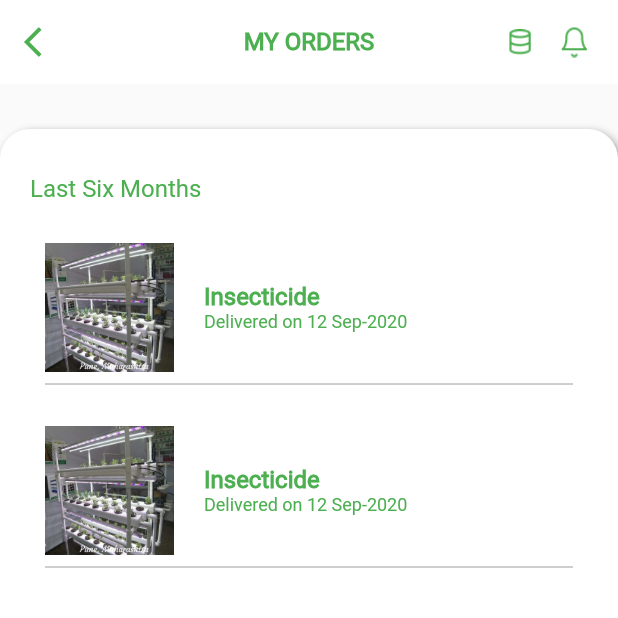
After one commit to growlah/grow_local_eat_local, a Flutter app: the MyOrders screen opened directly, on a phone screen of 412 x 824 dp, the top half of it. The commit adds this screen. Run offline on Flutter 3.47's test engine with Material 2 defaults, Android fonts, the phone set to English and light mode, and no system bars; drawn by our look-alikes of flutter_neumorphic; our stand-ins replace camera, chewie, firebase_auth, fluttertoast, image_picker, video_player; missing offline and left inert: arcore_flutter_plugin; accounts and stored records are empty; Roboto replaces fonts that are missing (RobotoRegular).

Commit message:
my orders implemented

```diff
--- a/lib/view/app_drawer.dart
+++ b/lib/view/app_drawer.dart
@@ -11,6 +11,7 @@ import 'package:grow_lah/utils/app_config.dart';
 import 'package:grow_lah/utils/assets.dart';
 import 'package:grow_lah/view/ar_view.dart';
 import 'package:grow_lah/view/donate_screen.dart';
+import 'package:grow_lah/view/my_orders.dart';
 import 'package:grow_lah/view/my_subs.dart';
 import 'package:grow_lah/view/profile_screen.dart';
 import 'package:grow_lah/view/refer_earn.dart';
@@ -63,6 +64,7 @@ class _AppDrawerState extends State<AppDrawer> {
                      var route0=MaterialPageRoute(builder: (context)=>MyProfile());
                      var route1=MaterialPageRoute(builder: (context)=>DonateScreen());
                      var route2=MaterialPageRoute(builder: (context)=>Settings());
+                     var route3=MaterialPageRoute(builder: (context)=>MyOrders());
                      var route4=MaterialPageRoute(builder: (context)=>MySubscriptions());
                      var route5=MaterialPageRoute(builder: (context)=>ReferAndEarn());
 
@@ -70,6 +72,7 @@ class _AppDrawerState extends State<AppDrawer> {
                        case 0:moveToNext(route0);break;
                        case 1:moveToNext(route1);break;
                        case 2:moveToNext(route2);break;
+                       case 3:moveToNext(route3);break;
                        case 4:moveToNext(route4);break;
                        case 5:moveToNext(route5);break;
                      }
--- /dev/null
+++ b/lib/view/my_orders.dart
@@ -0,0 +1,106 @@
+import 'package:flutter/cupertino.dart';
+import 'package:flutter/material.dart';
+import 'package:flutter_neumorphic/flutter_neumorphic.dart';
+import 'package:grow_lah/utils/app_config.dart';
+import 'package:grow_lah/utils/assets.dart';
+
+class MyOrders extends StatefulWidget {
+  MyOrders({Key key}) : super(key: key);
+
+  @override
+  _MyOrdersState createState() {
+    return _MyOrdersState();
+  }
+}
+
+class _MyOrdersState extends State<MyOrders> {
+  @override
+  void initState() {
+    super.initState();
+  }
+
+  @override
+  void dispose() {
+    super.dispose();
+  }
+
+  @override
+  Widget build(BuildContext context) {
+    // TODO: implement build
+    return Scaffold(
+      appBar: AppConfig.appBar('MY ORDERS', context, true),
+      body: Padding(
+        padding: const EdgeInsets.only(top:30.0),
+        child: Neumorphic(
+          style: NeumorphicStyle(color: Colors.white,shadowDarkColor: Colors.black54),
+    boxShape: NeumorphicBoxShape.roundRect(BorderRadius.only(
+    topLeft: Radius.circular(20.0),
+    topRight: Radius.circular(20.0))),
+    child: Container(
+          child: Padding(
+            padding: const EdgeInsets.all(20.0),
+            child: Container(
+              child: Column(
+                mainAxisAlignment: MainAxisAlignment.start,
+                crossAxisAlignment: CrossAxisAlignment.start,
+                children: <Widget>[
+                  Padding(
+                    padding: const EdgeInsets.only(top:10.0,bottom: 10.0),
+                    child: Text('Last Six Months',
+                      style: TextStyle(color: Colors.green,fontFamily: AppConfig.roboto,
+                          fontSize: 16.0),),
+                  ),
+                  ListView.builder(
+                      scrollDirection: Axis.vertical,
+                      physics: ScrollPhysics(parent: ScrollPhysics()),
+                      shrinkWrap: true,
+                      itemCount: 2,
+                      itemBuilder: (context,index){
+                        return Padding(
+                          padding: const EdgeInsets.all(10.0),
+                          child: Column(
+                            children: <Widget>[
+                              Container(
+                                height: 100.0,
+                                child: Row(
+                                  children: <Widget>[
+                                    Container(
+                                        height:86.0,width: 86.0,
+                                        child: Image.asset(Assets.sample6,fit: BoxFit.fill,)),
+                                    Padding(
+                                      padding: const EdgeInsets.only(left:20.0),
+                                      child: Column(
+                                        crossAxisAlignment: CrossAxisAlignment.start,
+                                        mainAxisAlignment: MainAxisAlignment.center,
+                                        children: <Widget>[
+                                          Text('Insecticide',
+                                          style: TextStyle(
+                                            fontSize: 16.0,fontFamily: AppConfig.roboto,color: Colors.green,
+                                            fontWeight: FontWeight.bold,fontStyle: FontStyle.normal
+                                          ),),
+                                          Text('Delivered on 12 Sep-2020',
+                                            style: TextStyle(
+                                                fontSize: 12.0,fontFamily: AppConfig.roboto,color: Colors.green,
+                                                fontStyle: FontStyle.normal
+                                            ),)
+                                        ],
+                                      ),
+                                    )
+                                  ],
+                                ),
+                              ),
+                              AppConfig.divider()
+                            ],
+                          ),
+                        );
+                      }),
+                ],
+              ),
+            ),
+          ),
+        ),
+        ),
+      )
+    );
+  }
+}
```
